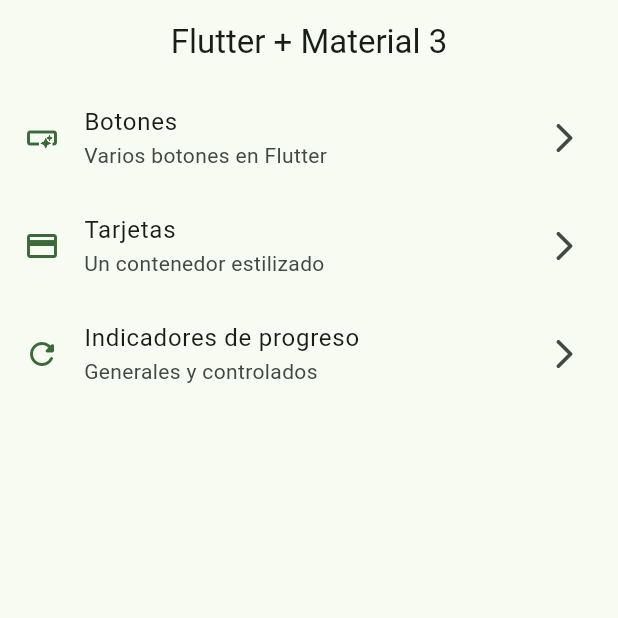
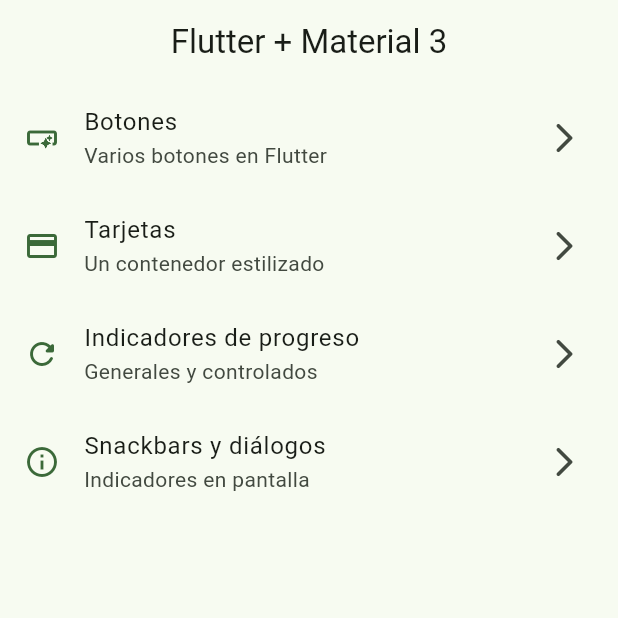
Before and after one commit to lucasgil1804/app_flutter_widgets, a Flutter app: the screen it shows after launch, on a phone screen of 412 x 824 dp, the top half of it. Run offline on Flutter 3.47's test engine with Material 3 defaults, Android fonts, the phone set to English and light mode, and no system bars; our stand-ins replace go_router.

Commit message:
Snackbars dialogs terminados

```diff
--- a/lib/config/menu/menu_items.dart
+++ b/lib/config/menu/menu_items.dart
@@ -29,4 +29,9 @@ const appMenuItems = <MenuItems>[
       subTitle: 'Generales y controlados',
       link: '/progress',
       icon: Icons.refresh_rounded),
+  MenuItems(
+      title: 'Snackbars y diálogos',
+      subTitle: 'Indicadores en pantalla',
+      link: '/snackbars',
+      icon: Icons.info_outline),
 ];
--- a/lib/config/router/app_router.dart
+++ b/lib/config/router/app_router.dart
@@ -21,5 +21,9 @@ final appRouter = GoRouter(
       path: '/progress',
       builder: (context, state) => ProgressScreen(),
     ),
+    GoRoute(
+      path: '/snackbars',
+      builder: (context, state) => SnackbarScreen(),
+    )
   ],
 );
--- a/lib/main.dart
+++ b/lib/main.dart
@@ -12,6 +12,7 @@ class MainApp extends StatelessWidget {
   @override
   Widget build(BuildContext context) {
     return MaterialApp.router(
+      title: 'Flutter widgets',
       routerConfig: appRouter,
       debugShowCheckedModeBanner: false,
       theme: AppTheme(selectedColor: 2).getTheme(),
```
Also changed, not shown: lib/presentation/screens/snackbar/snackbar_screen.dart (+60 -1 lines).
